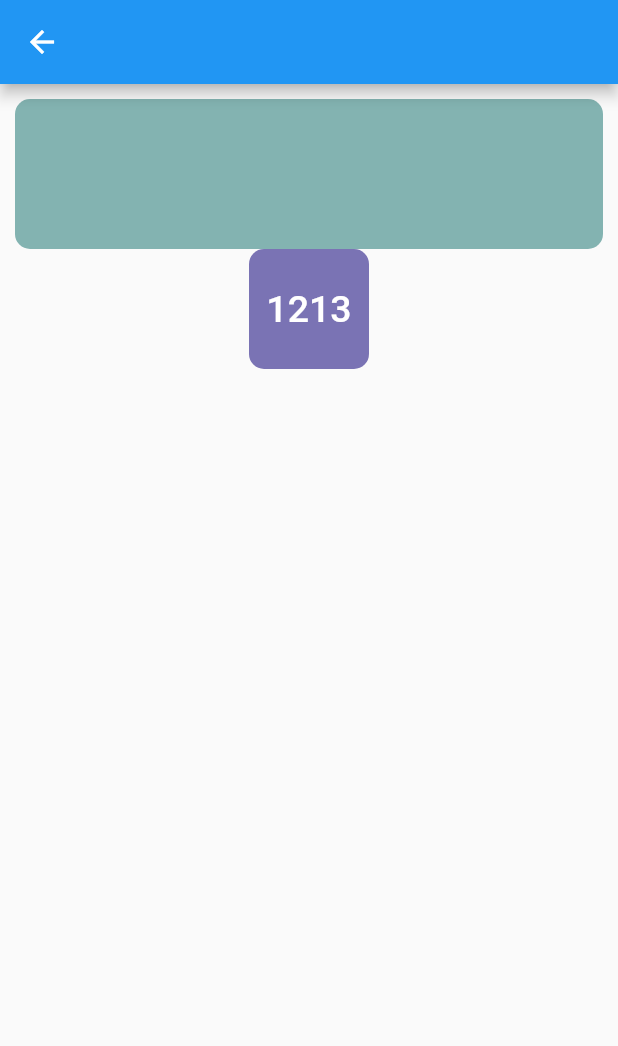
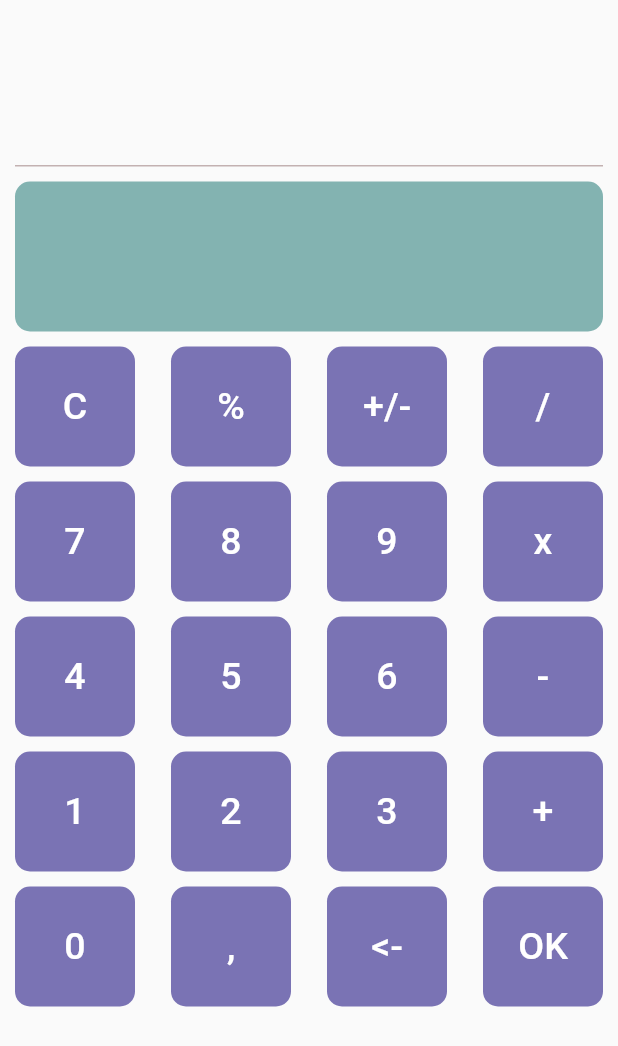
Before and after one commit to windownik/exchanger, a Flutter app: the CalculatorScreen screen opened by its route, on a phone screen of 412 x 824 dp. Shown: the top 1046 px of the screen. Run offline on Flutter 3.47's test engine with Material 2 defaults, Android fonts, the phone set to English and light mode, and no system bars.

Commit message:
Create all btns in calculator screen

```diff
--- a/lib/screens/calculatorScreen/calculator_screen.dart
+++ b/lib/screens/calculatorScreen/calculator_screen.dart
@@ -19,17 +19,67 @@ class CalculatorScreenState extends State<CalculatorScreen> {
     return MediaQuery(
         data: mediaQueryData.copyWith(textScaleFactor: 1),
         child: Scaffold(
-          appBar: AppBar(),
             body: Padding(
             padding: const EdgeInsets.all(
               10.0,
             ),
             child: Column(
               children: [
+                const SizedBox(height: 100,),
+                Container(height: 1,
+                  color: const Color.fromARGB(250, 194, 176, 176),),
+                const SizedBox(height: 10,),
                 const InputOutputField(),
-                CustomCalcBtn(
-                  calcBtnText: '1213',
-                )
+                const SizedBox(height: 10,),
+                Row(
+                  mainAxisAlignment: MainAxisAlignment.spaceBetween,
+                  children: [
+                    CustomCalcBtn(calcBtnText: 'C',),
+                    CustomCalcBtn(calcBtnText: '%',),
+                    CustomCalcBtn(calcBtnText: '+/-',),
+                    CustomCalcBtn(calcBtnText: '/',),
+                  ],
+                ),
+                const SizedBox(height: 10,),
+                Row(
+                  mainAxisAlignment: MainAxisAlignment.spaceBetween,
+                  children: [
+                    CustomCalcBtn(calcBtnText: '7',),
+                    CustomCalcBtn(calcBtnText: '8',),
+                    CustomCalcBtn(calcBtnText: '9',),
+                    CustomCalcBtn(calcBtnText: 'x',),
+                  ],
+                ),
+                const SizedBox(height: 10,),
+                Row(
+                  mainAxisAlignment: MainAxisAlignment.spaceBetween,
+                  children: [
+                    CustomCalcBtn(calcBtnText: '4',),
+                    CustomCalcBtn(calcBtnText: '5',),
+                    CustomCalcBtn(calcBtnText: '6',),
+                    CustomCalcBtn(calcBtnText: '-',),
+                  ],
+                ),
+                const SizedBox(height: 10,),
+                Row(
+                  mainAxisAlignment: MainAxisAlignment.spaceBetween,
+                  children: [
+                    CustomCalcBtn(calcBtnText: '1',),
+                    CustomCalcBtn(calcBtnText: '2',),
+                    CustomCalcBtn(calcBtnText: '3',),
+                    CustomCalcBtn(calcBtnText: '+',),
+                  ],
+                ),
+                const SizedBox(height: 10,),
+                Row(
+                  mainAxisAlignment: MainAxisAlignment.spaceBetween,
+                  children: [
+                    CustomCalcBtn(calcBtnText: '0',),
+                    CustomCalcBtn(calcBtnText: ',',),
+                    CustomCalcBtn(calcBtnText: '<-',),
+                    CustomCalcBtn(calcBtnText: 'OK',),
+                  ],
+                ),
               ],
             )))
     );
--- a/lib/screens/mainScreen/main_screen.dart
+++ b/lib/screens/mainScreen/main_screen.dart
@@ -34,7 +34,9 @@ class StartScreenState extends State<StartScreen>{
           title: const Text('Exchanger'
           ),
         ),
-        body: const SingleChildScrollView(child: Center(child: Text("Exchanger"),),),
+        body: const SingleChildScrollView(
+          child: Center(child: Text("Exchanger"),
+          ),),
 
         bottomNavigationBar: const BottomCustomBar(),
       ),
```
